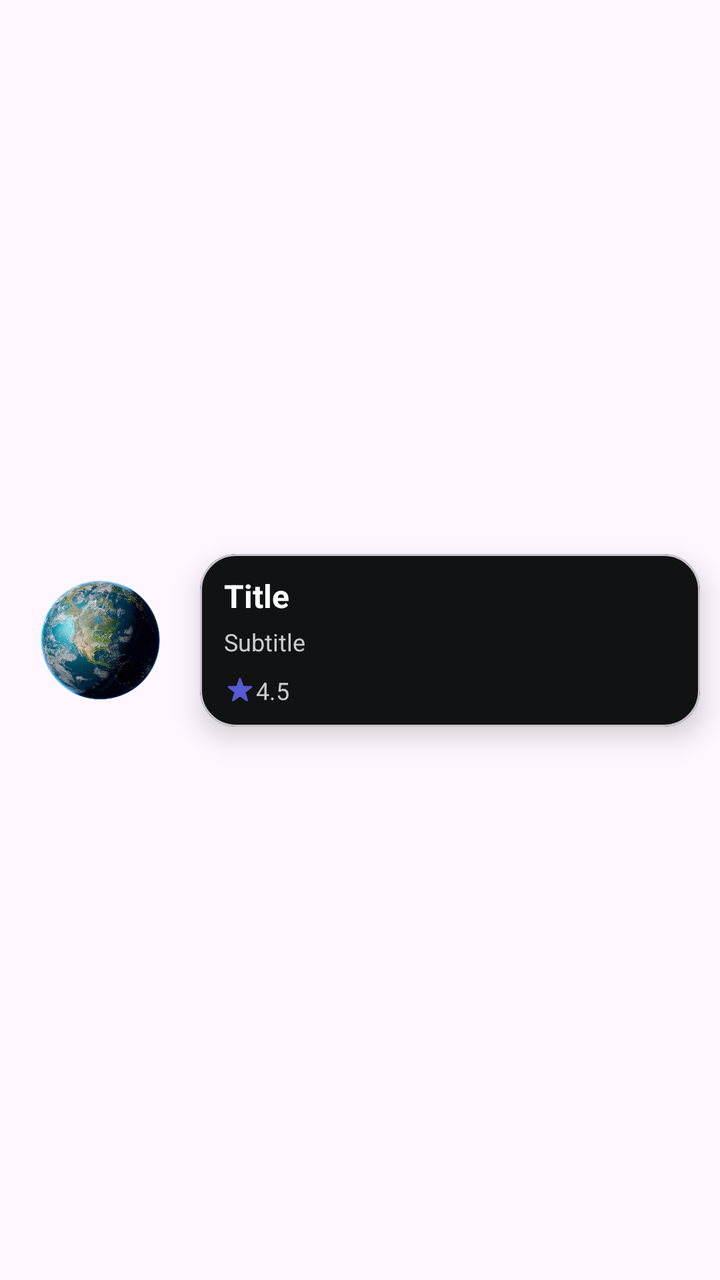
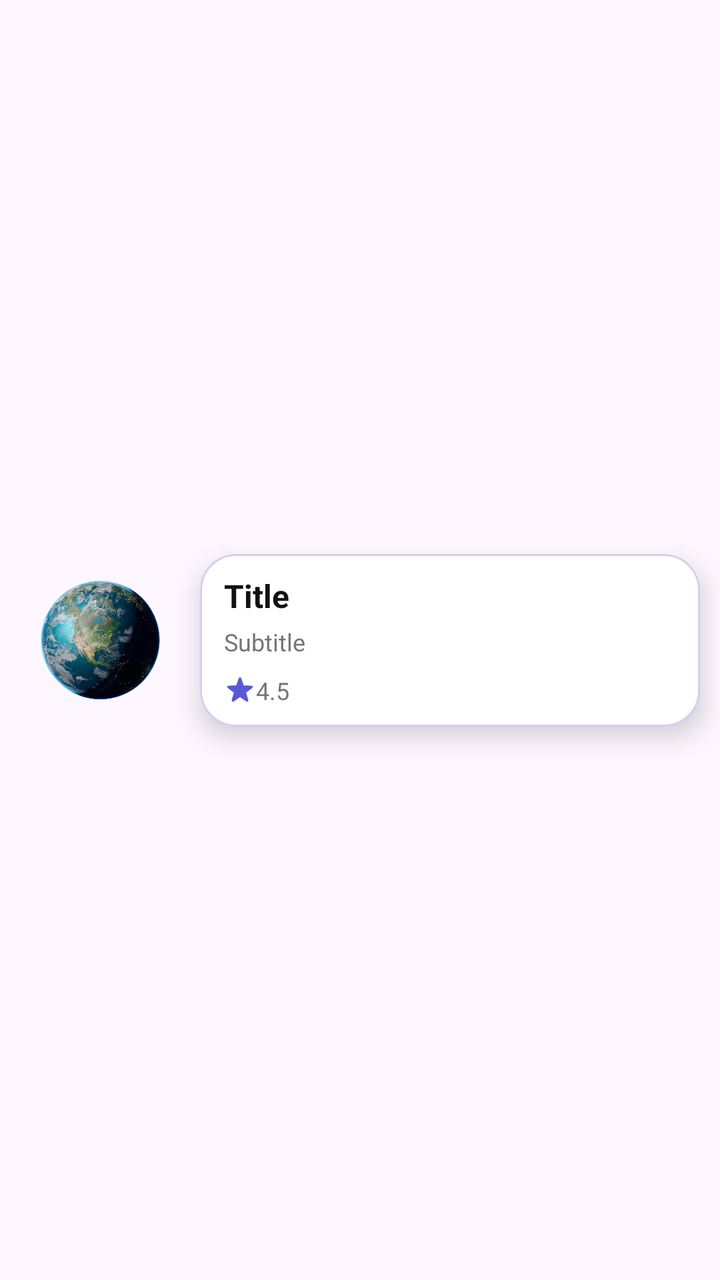

Two renders of the same Android screen: before a commit and after it. Below are the layout's source before the change and the commit's diff.
<!-- AndroidManifest.xml: application theme Theme.SpaceAdvisor -->
<!-- res/layout/item_saved_destination.xml -->
<?xml version="1.0" encoding="utf-8"?>
<androidx.constraintlayout.widget.ConstraintLayout xmlns:android="http://schemas.android.com/apk/res/android"
    xmlns:app="http://schemas.android.com/apk/res-auto"
    android:layout_width="match_parent"
    android:layout_height="wrap_content">

    <FrameLayout
        android:id="@+id/unsave_background"
        android:layout_width="0dp"
        android:layout_height="0dp"
        android:layout_margin="6dp"
        android:backgroundTint="@color/layout_background_primary"
        app:layout_constraintBottom_toBottomOf="@id/saved_dest_card_container"
        app:layout_constraintEnd_toEndOf="@id/saved_dest_card_container"
        app:layout_constraintStart_toStartOf="@id/saved_dest_card_container"
        app:layout_constraintTop_toTopOf="@id/saved_dest_card_container">

        <ImageView
            android:layout_width="24dp"
            android:layout_height="24dp"
            android:layout_gravity="center_vertical|end"
            android:layout_marginEnd="20dp"
            android:src="@drawable/ic_star_outlined"
            app:tint="@color/icon_primary" />
    </FrameLayout>

    <com.google.android.material.card.MaterialCardView
        android:id="@+id/trip_dest_image_card"
        android:layout_width="80dp"
        android:layout_height="80dp"
        android:layout_marginStart="10dp"
        android:backgroundTint="@color/layout_background_transparent"
        app:layout_constraintBottom_toBottomOf="parent"
        app:layout_constraintEnd_toStartOf="@id/saved_dest_card_container"
        app:layout_constraintStart_toStartOf="parent"
        app:layout_constraintTop_toTopOf="parent"
        app:strokeWidth="0dp">

        <ImageView
            android:id="@+id/saved_destination_image"
            android:layout_width="match_parent"
            android:layout_height="match_parent"
            android:clickable="true"
            android:focusable="true"
            android:scaleType="centerCrop"
            android:src="@drawable/pic_profile" />

    </com.google.android.material.card.MaterialCardView>

    <com.google.android.material.card.MaterialCardView
        android:id="@+id/saved_dest_card_container"
        android:layout_width="0dp"
        android:layout_height="wrap_content"
        android:layout_margin="10dp"
        android:backgroundTint="@color/layout_background_primary"
        app:cardCornerRadius="18dp"
        app:cardElevation="8dp"
        app:layout_constraintBottom_toBottomOf="parent"
        app:layout_constraintEnd_toEndOf="parent"
        app:layout_constraintStart_toEndOf="@id/trip_dest_image_card"
        app:layout_constraintTop_toTopOf="parent">

        <androidx.appcompat.widget.LinearLayoutCompat
            android:layout_width="match_parent"
            android:layout_height="wrap_content"
            android:orientation="horizontal">

            <LinearLayout
                android:layout_width="match_parent"
                android:layout_height="wrap_content"
                android:layout_marginHorizontal="12dp"
                android:layout_marginVertical="10dp"
                android:layout_weight="1"
                android:orientation="vertical">

                <TextView
                    android:id="@+id/saved_destination_title"
                    android:layout_width="match_parent"
                    android:layout_height="wrap_content"
                    android:text="Title"
                    android:textColor="@color/text_primary"
                    android:textSize="16sp"
                    android:textStyle="bold" />

                <TextView
                    android:id="@+id/saved_destination_subtitle"
                    android:layout_width="match_parent"
                    android:layout_height="wrap_content"
                    android:layout_marginVertical="4dp"
                    android:text="Subtitle"
                    android:textColor="@color/text_quaternary_light"
                    android:textSize="12sp" />

                <LinearLayout
                    android:layout_width="wrap_content"
                    android:layout_height="wrap_content"
                    android:layout_marginTop="4dp"
                    android:gravity="center_vertical"
                    android:orientation="horizontal">

                    <ImageView
                        android:layout_width="16dp"
                        android:layout_height="16dp"
                        android:src="@drawable/ic_rating_star_filled"
                        app:tint="@color/icon_tertiary" />

                    <TextView
                        android:id="@+id/saved_destination_rating"
                        android:layout_width="wrap_content"
                        android:layout_height="wrap_content"
                        android:text="4.5"
                        android:textColor="@color/text_quaternary_light"
                        android:textSize="12sp" />

                </LinearLayout>

            </LinearLayout>

        </androidx.appcompat.widget.LinearLayoutCompat>

    </com.google.android.material.card.MaterialCardView>

</androidx.constraintlayout.widget.ConstraintLayout>
<!-- resources referenced by this layout -->
<resources>
  <color name="icon_primary">@color/white</color>
  <color name="icon_tertiary">@color/space_purple</color>
  <color name="layout_background_primary">@color/deep_black</color>
  <color name="layout_background_transparent">@color/transparent</color>
  <color name="text_primary">@color/white</color>
  <color name="text_quaternary_light">@color/gray_light</color>
  <!-- drawable ic_rating_star_filled: vector/xml drawable (drawable, 2072 chars, omitted) -->
  <!-- drawable ic_star_outlined (drawable) -->
  <?xml version="1.0" encoding="utf-8"?>
  <vector xmlns:android="http://schemas.android.com/apk/res/android"
      android:width="24dp"
      android:height="24dp"
      android:viewportWidth="24"
      android:viewportHeight="24">
  
      <path
          android:fillColor="#00000000"
          android:strokeColor="#000000"
          android:strokeWidth="2"
          android:strokeLineJoin="round"
          android:strokeLineCap="round"
          android:pathData="M12 3L14.0357 8.16153C14.2236 8.63799 14.3175 8.87622 14.4614 9.0771C14.5889 9.25516 14.7448 9.41106 14.9229 9.53859C15.1238 9.68245 15.362 9.77641 15.8385 9.96432L21 12L15.8385 14.0357C15.362 14.2236 15.1238 14.3175 14.9229 14.4614C14.7448 14.5889 14.5889 14.7448 14.4614 14.9229C14.3175 15.1238 14.2236 15.362 14.0357 15.8385L12 21L9.96432 15.8385C9.77641 15.362 9.68245 15.1238 9.53859 14.9229C9.41106 14.7448 9.25516 14.5889 9.0771 14.4614C8.87622 14.3175 8.63799 14.2236 8.16153 14.0357L3 12L8.16153 9.96432C8.63799 9.77641 8.87622 9.68245 9.0771 9.53859C9.25516 9.41106 9.41106 9.25516 9.53859 9.0771C9.68245 8.87622 9.77641 8.63799 9.96432 8.16153L12 3Z" />
  </vector>
  <!-- drawable pic_profile: webp bitmap (drawable, 94844 bytes) -->
  <style name="Theme.SpaceAdvisor" parent="Base.Theme.SpaceAdvisor" />
  <color name="white">#FFFFFFFF</color>
  <color name="space_purple">#575AD3</color>
  <color name="deep_black">#111213</color>
  <color name="transparent">#00000000</color>
  <color name="gray_light">#CCCCCC</color>
  <style name="Base.Theme.SpaceAdvisor" parent="Theme.Material3.DayNight.NoActionBar">
          
      </style>
</resources>

<!-- the commit's change to res/layout/item_saved_destination.xml (unified diff, before → after) -->
@@ -9,7 +9,7 @@
         android:layout_width="0dp"
         android:layout_height="0dp"
         android:layout_margin="6dp"
-        android:backgroundTint="@color/layout_background_primary"
+        android:backgroundTint="@color/background"
         app:layout_constraintBottom_toBottomOf="@id/saved_dest_card_container"
         app:layout_constraintEnd_toEndOf="@id/saved_dest_card_container"
         app:layout_constraintStart_toStartOf="@id/saved_dest_card_container"
@@ -21,7 +21,7 @@
             android:layout_gravity="center_vertical|end"
             android:layout_marginEnd="20dp"
             android:src="@drawable/ic_star_outlined"
-            app:tint="@color/icon_primary" />
+            app:tint="@color/secondary" />
     </FrameLayout>
 
     <com.google.android.material.card.MaterialCardView
@@ -29,7 +29,7 @@
         android:layout_width="80dp"
         android:layout_height="80dp"
         android:layout_marginStart="10dp"
-        android:backgroundTint="@color/layout_background_transparent"
+        android:backgroundTint="@color/transparent"
         app:layout_constraintBottom_toBottomOf="parent"
         app:layout_constraintEnd_toStartOf="@id/saved_dest_card_container"
         app:layout_constraintStart_toStartOf="parent"
@@ -52,13 +52,14 @@
         android:layout_width="0dp"
         android:layout_height="wrap_content"
         android:layout_margin="10dp"
-        android:backgroundTint="@color/layout_background_primary"
+        android:backgroundTint="@color/background"
         app:cardCornerRadius="18dp"
         app:cardElevation="8dp"
         app:layout_constraintBottom_toBottomOf="parent"
         app:layout_constraintEnd_toEndOf="parent"
         app:layout_constraintStart_toEndOf="@id/trip_dest_image_card"
-        app:layout_constraintTop_toTopOf="parent">
+        app:layout_constraintTop_toTopOf="parent"
+        app:strokeColor="?attr/customColorPrimaryGlow">
 
         <androidx.appcompat.widget.LinearLayoutCompat
             android:layout_width="match_parent"
@@ -78,7 +79,7 @@
                     android:layout_width="match_parent"
                     android:layout_height="wrap_content"
                     android:text="Title"
-                    android:textColor="@color/text_primary"
+                    android:textColor="@color/title"
                     android:textSize="16sp"
                     android:textStyle="bold" />
 
@@ -88,7 +89,7 @@
                     android:layout_height="wrap_content"
                     android:layout_marginVertical="4dp"
                     android:text="Subtitle"
-                    android:textColor="@color/text_quaternary_light"
+                    android:textColor="@color/body"
                     android:textSize="12sp" />
 
                 <LinearLayout
@@ -102,14 +103,14 @@
                         android:layout_width="16dp"
                         android:layout_height="16dp"
                         android:src="@drawable/ic_rating_star_filled"
-                        app:tint="@color/icon_tertiary" />
+                        app:tint="?attr/customColorPrimary" />
 
                     <TextView
                         android:id="@+id/saved_destination_rating"
                         android:layout_width="wrap_content"
                         android:layout_height="wrap_content"
                         android:text="4.5"
-                        android:textColor="@color/text_quaternary_light"
+                        android:textColor="@color/body"
                         android:textSize="12sp" />
 
                 </LinearLayout>
<!-- resource entries referenced after the edit -->
@@ -1,12 +1,10 @@
 <!-- resources referenced by this layout -->
 <resources>
-  <color name="icon_primary">@color/white</color>
-  <color name="icon_tertiary">@color/space_purple</color>
-  <color name="layout_background_primary">@color/deep_black</color>
-  <color name="layout_background_transparent">@color/transparent</color>
-  <color name="text_primary">@color/white</color>
-  <color name="text_quaternary_light">@color/gray_light</color>
-  <!-- drawable ic_rating_star_filled: vector/xml drawable (drawable, 2072 chars, omitted) -->
+  <color name="background">@color/white</color>
+  <color name="body">@color/gray_dark</color>
+  <color name="secondary">@color/deep_black</color>
+  <color name="title">@color/secondary</color>
+  <!-- drawable ic_rating_star_filled: vector/xml drawable (drawable, 2082 chars, omitted) -->
   <!-- drawable ic_star_outlined (drawable) -->
   <?xml version="1.0" encoding="utf-8"?>
   <vector xmlns:android="http://schemas.android.com/apk/res/android"
@@ -24,14 +22,33 @@
           android:pathData="M12 3L14.0357 8.16153C14.2236 8.63799 14.3175 8.87622 14.4614 9.0771C14.5889 9.25516 14.7448 9.41106 14.9229 9.53859C15.1238 9.68245 15.362 9.77641 15.8385 9.96432L21 12L15.8385 14.0357C15.362 14.2236 15.1238 14.3175 14.9229 14.4614C14.7448 14.5889 14.5889 14.7448 14.4614 14.9229C14.3175 15.1238 14.2236 15.362 14.0357 15.8385L12 21L9.96432 15.8385C9.77641 15.362 9.68245 15.1238 9.53859 14.9229C9.41106 14.7448 9.25516 14.5889 9.0771 14.4614C8.87622 14.3175 8.63799 14.2236 8.16153 14.0357L3 12L8.16153 9.96432C8.63799 9.77641 8.87622 9.68245 9.0771 9.53859C9.25516 9.41106 9.41106 9.25516 9.53859 9.0771C9.68245 8.87622 9.77641 8.63799 9.96432 8.16153L12 3Z" />
   </vector>
   <!-- drawable pic_profile: webp bitmap (drawable, 94844 bytes) -->
-  <style name="Theme.SpaceAdvisor" parent="Base.Theme.SpaceAdvisor" />
+  <style name="Theme.SpaceAdvisor" parent="Base.Theme.SpaceAdvisor">
+          <item name="colorPrimary">@color/primary</item>
+          <item name="customColorPrimary">@color/primary</item>
+          <item name="customColorPrimaryGlow">@color/primary_glow</item>
+          <item name="customColorPrimaryFaded">@color/primary_faded</item>
+          <item name="customColorPrimaryLight">@color/primary_light</item>
+          <item name="customColorPrimaryVariant">@color/primary_variant</item>
+          <item name="customColorPrimaryVariantFaded">@color/primary_variant_faded</item>
+      </style>
   <color name="white">#FFFFFFFF</color>
+  <color name="gray_dark">#757575</color>
   <color name="space_purple">#575AD3</color>
+  <color name="space_purple_glow">#48575AD3</color>
+  <color name="space_purple_faded">#50A0A0FF</color>
+  <color name="space_purple_light">#A0A0FF</color>
+  <color name="space_pink">#AE52D4</color>
+  <color name="space_pink_faded">#20AE52D4</color>
   <color name="deep_black">#111213</color>
   <color name="transparent">#00000000</color>
-  <color name="gray_light">#CCCCCC</color>
   <style name="Base.Theme.SpaceAdvisor" parent="Theme.Material3.DayNight.NoActionBar">
-          
+          <item name="colorPrimary">@color/primary</item>
       </style>
+  <color name="primary">@color/space_purple</color>
+  <color name="primary_glow">@color/space_purple_glow</color>
+  <color name="primary_faded">@color/space_purple_faded</color>
+  <color name="primary_light">@color/space_purple_light</color>
+  <color name="primary_variant">@color/space_pink</color>
+  <color name="primary_variant_faded">@color/space_pink_faded</color>
 </resources>
 
